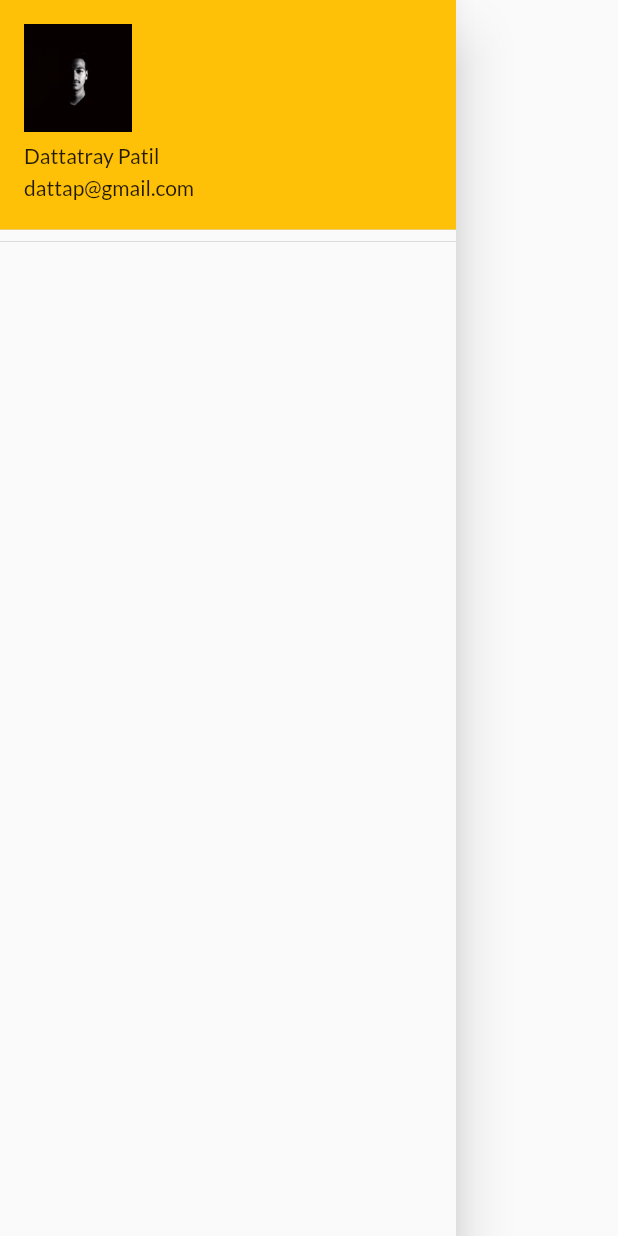
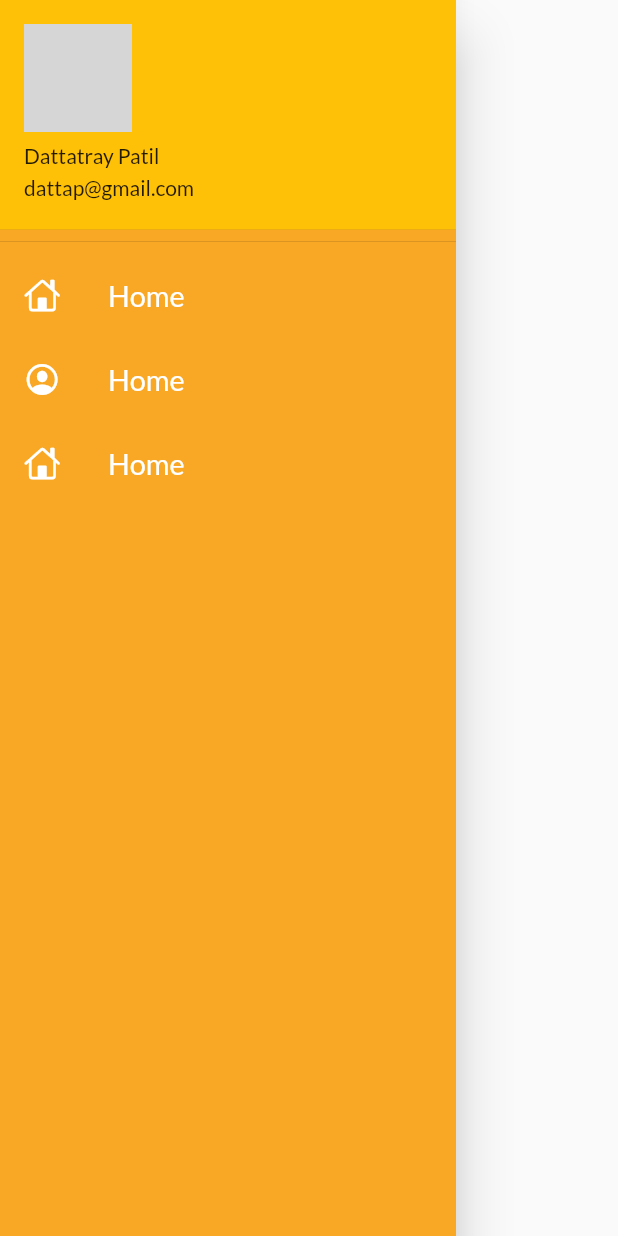
Before and after one commit to dattap647/LearnFlutter, a Flutter app: the MyDrawer widget shown alone on an empty page, opened directly, on a phone screen of 412 x 824 dp. Run offline on Flutter 3.47's test engine with Material 2 defaults, Android fonts, the phone set to English and light mode, and no system bars; our stand-ins replace google_fonts; network calls fail; grey boxes are pictures that could not be loaded.

Commit message:
after long time

```diff
--- a/lib/widget/drawer.dart
+++ b/lib/widget/drawer.dart
@@ -1,26 +1,65 @@
+import 'package:flutter/cupertino.dart';
 import 'package:flutter/material.dart';
 
 class MyDrawer extends StatelessWidget {
-
+  final imageurl = "https://images.unsplash.com/photo-1606787620819-8bdf0c44c293?ixid=MnwxMjA3fDF8MHxlZGl0b3JpYWwtZmVlZHwxfHx8ZW58MHx8fHw%3D&ixlib=rb-1.2.1&auto=format&fit=crop&w=700&q=60";
   @override
   Widget build(BuildContext context) {
     return Drawer(
+      child: Container(
+        color: Colors.yellow[800],
 
         child: ListView(
+          padding: EdgeInsets.zero,
           children: [
             DrawerHeader(
+
               padding: EdgeInsets.zero,
-
-            child:  UserAccountsDrawerHeader(
+              child: UserAccountsDrawerHeader(
                 accountEmail: Text("dattap@gmail.com"),
                 accountName: Text("Dattatray Patil"),
-            currentAccountPicture: Image.asset("assets/images/profile.jpg",
-
-            ) ,
+                currentAccountPicture:
+                    CircleAvatar(backgroundImage: NetworkImage(imageurl)),
+              ),
+            ),
+            ListTile(
+              leading: Icon(CupertinoIcons.home,
+              color: Colors.white,
+               ),
+               title: Text("Home",
+               textScaleFactor: 1.2,
+               style: TextStyle(
+                 color: Colors.white,
+               ),
+               ),
 
             ),
+            ListTile(
+              leading: Icon(CupertinoIcons.profile_circled,
+              color: Colors.white,
+               ),
+               title: Text("Home",
+               textScaleFactor: 1.2,
+               style: TextStyle(
+                 color: Colors.white,
+               ),
+               ),
+
+            ),
+            ListTile(
+              leading: Icon(CupertinoIcons.home,
+              color: Colors.white,
+               ),
+               title: Text("Home",
+               textScaleFactor: 1.2,
+               style: TextStyle(
+                 color: Colors.white,
+               ),
+               ),
+
             )
           ],
+        ),
       ),
     );
   }
```
Also changed, not shown: 1 other file. Lines whose indentation alone changed are shown as unchanged.
